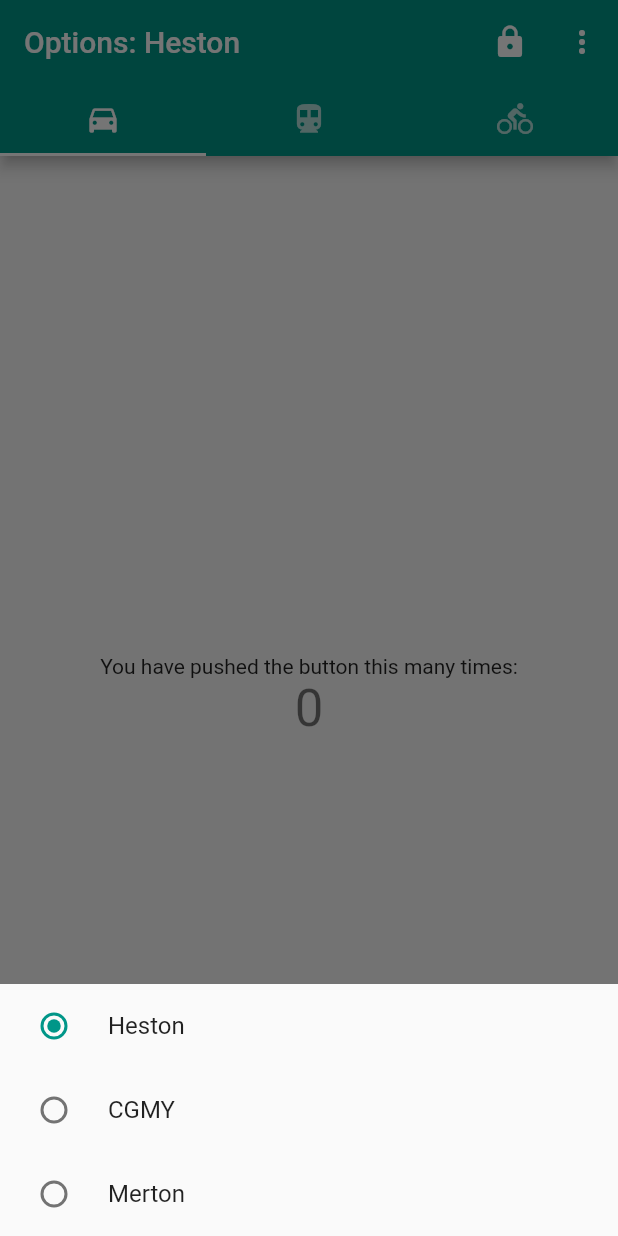
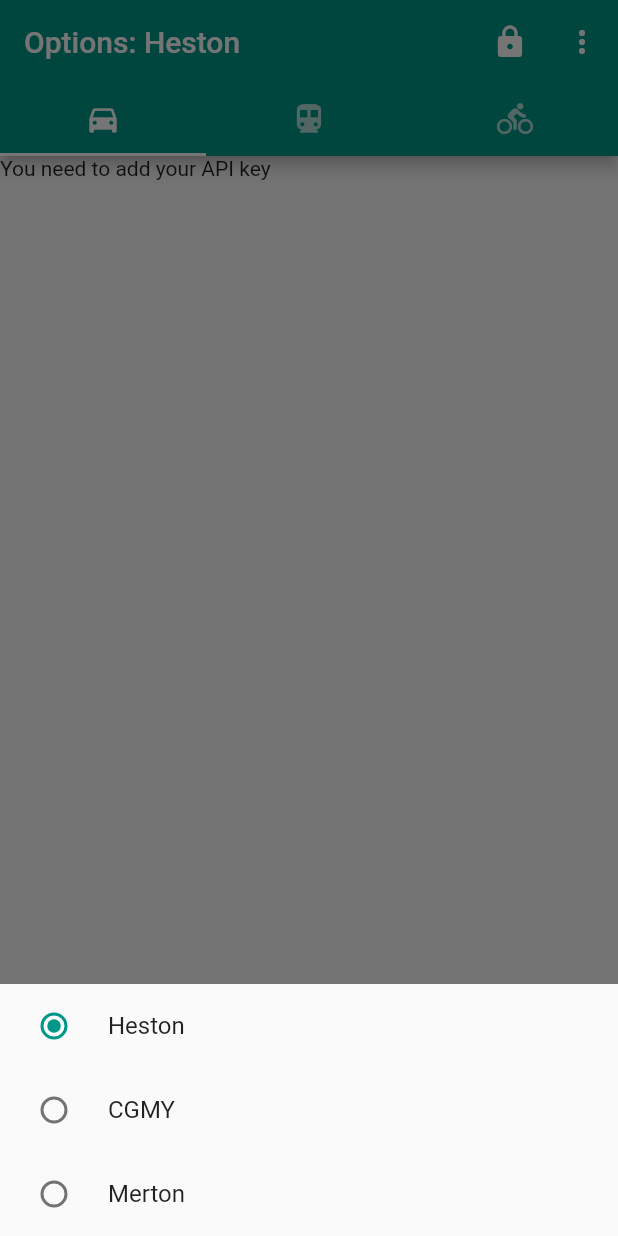
Before and after one commit to realoptions/demo-api-app-flutter, a Flutter app: the screen it shows after launch, after a tap on the "more vert" icon, on a phone screen of 412 x 824 dp. Run offline on Flutter 3.47's test engine with Material 2 defaults, Android fonts, the phone set to English and light mode, and no system bars; our stand-ins replace sqflite; accounts and stored records are empty.

Commit message:
added storage

```diff
--- a/lib/main.dart
+++ b/lib/main.dart
@@ -1,5 +1,5 @@
 import 'package:flutter/material.dart';
-
+import 'package:demo_api_app_flutter/storage/api_key.dart';
 void main() => runApp(MyApp());
 
 class MyApp extends StatelessWidget {
@@ -53,6 +53,7 @@ const List<String> choices = const <String>[
 class _MyHomePageState extends State<MyHomePage> {
   int _counter = 0;
   String _selectedModel=choices[0];
+  Future<List<ApiKey>> _key=retrieveKey();
 
   void _incrementCounter() {
     setState(() {
@@ -68,9 +69,10 @@ class _MyHomePageState extends State<MyHomePage> {
     setState((){
       _selectedModel=choice;
     });
-    // Causes the app to rebuild with the new _selectedChoice.
 
   }
+
+
 
   @override
   Widget build(BuildContext context) {
@@ -121,7 +123,9 @@ class _MyHomePageState extends State<MyHomePage> {
                           }),
                       new FlatButton(
                           child: const Text('OPEN'),
-                          onPressed: () {
+                          onPressed: () async {
+                            await insertKey(ApiKey(id:1, key:"need to add key here"));
+                            _key=retrieveKey();
                             Navigator.pop(context);
                           })
                     ],
@@ -153,7 +157,10 @@ class _MyHomePageState extends State<MyHomePage> {
         ),
         body: TabBarView(
           children:[
-            Center(
+            FutureBuilder<List<ApiKey>>(
+              builder: (context, snapshot){
+                if(snapshot.hasData && snapshot.data.length>0){
+                  return Center(
                     // Center is a layout widget. It takes a single child and positions it
                     // in the middle of the parent.
                     child: Column(
@@ -182,7 +189,15 @@ class _MyHomePageState extends State<MyHomePage> {
                         ),
                       ],
                     ),
+                  );
+                }
+                else{
+                  return Text("You need to add your API key");
+                }
+              },
+              future: _key
             ),
+
             Icon(Icons.directions_transit),
             Icon(Icons.directions_bike),
           ]
--- /dev/null
+++ b/lib/storage/api_key.dart
@@ -0,0 +1,62 @@
+import 'dart:async';
+
+import 'package:path/path.dart';
+import 'package:sqflite/sqflite.dart';
+class ApiKey {
+  final int id;
+  final String key;
+  ApiKey({this.id, this.key});
+  Map<String, dynamic> toMap() {
+    return {
+      'id': id,
+      'key': key
+    };
+  }
+}
+
+//var dbPath = await getDatabasesPath();
+final Future<Database> database = openDatabase(
+  // Set the path to the database.
+  'api_key_store.db',
+  // When the database is first created, create a table to store the api keys.
+  onCreate: (db, version) {
+    // Run the CREATE TABLE statement on the database.
+    return db.execute(
+      "CREATE TABLE api_key_store(id INTEGER PRIMARY KEY, key VARCHAR(64) NOT NULL)",
+    );
+  },
+  // Set the version. This executes the onCreate function and provides a
+  // path to perform database upgrades and downgrades.
+  version: 1,
+);
+
+Future<void> insertKey(ApiKey key) async {
+  // Get a reference to the database.
+  final Database db = await database;
+
+  // Insert the key into the correct table. You might also specify the
+  // `conflictAlgorithm` to use in case the same api key is inserted twice.
+  //
+  // In this case, replace any previous data.
+  await db.insert(
+    'api_key_store',
+    key.toMap(),
+    conflictAlgorithm: ConflictAlgorithm.replace,
+  );
+}
+
+Future<List<ApiKey>>retrieveKey() async {
+  // Get a reference to the database.
+  final Database db = await database;
+
+  // Query the table for all The Dogs.
+  final List<Map<String, dynamic>> maps = await db.query('api_key_store');
+
+  // Convert the List<Map<String, dynamic> into a List<Dog>.
+  return List.generate(maps.length, (i) {
+    return ApiKey(
+      id: maps[i]['id'],
+      key: maps[i]['key'],
+    );
+  });
+}
--- a/pubspec.yaml
+++ b/pubspec.yaml
@@ -23,6 +23,9 @@ dependencies:
   # The following adds the Cupertino Icons font to your application.
   # Use with the CupertinoIcons class for iOS style icons.
   cupertino_icons: ^0.1.2
+  sqflite:
+  path:
+  http:
 
 dev_dependencies:
   flutter_test:
```
Also changed, not shown: pubspec.lock. Lines whose indentation alone changed are shown as unchanged.
